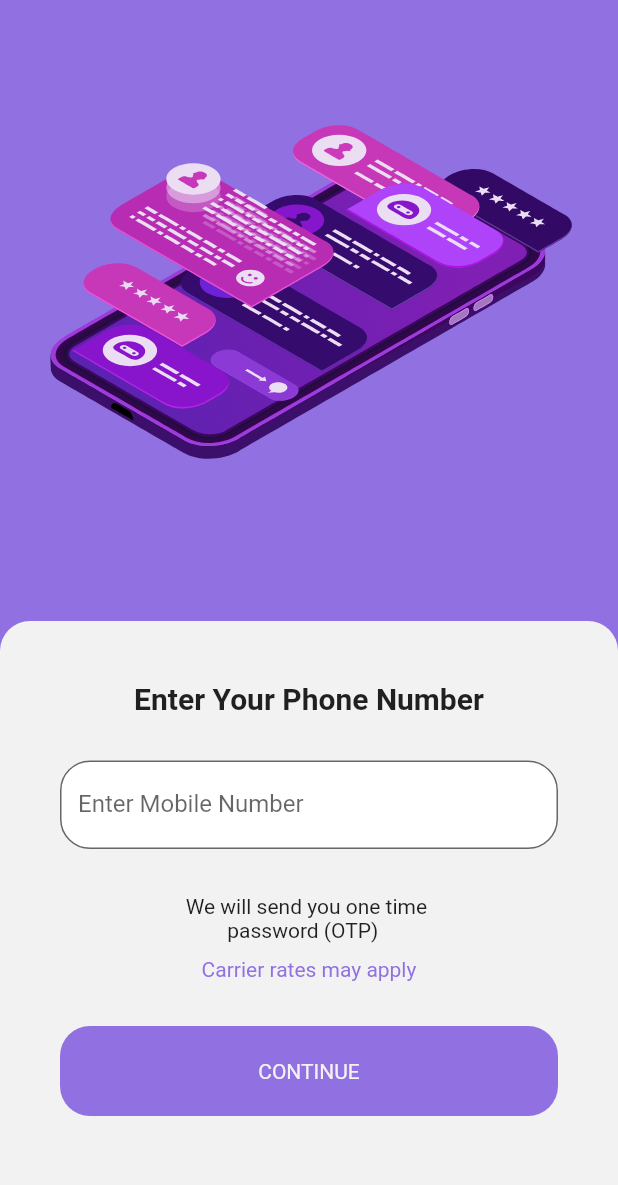
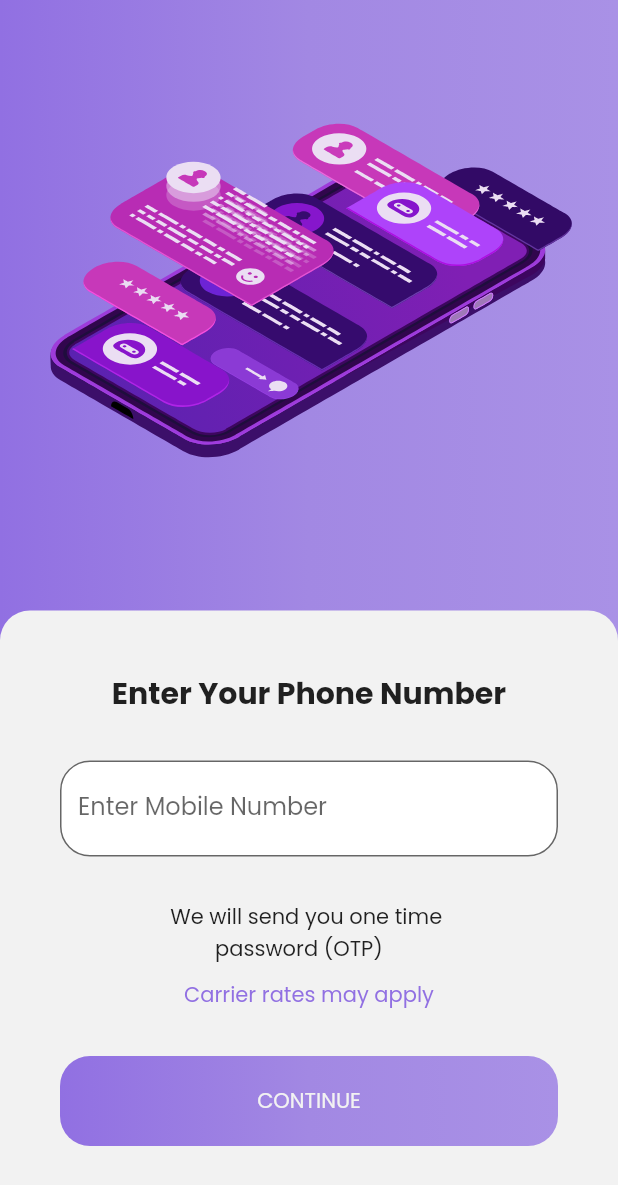
Before and after one commit to aslahmogral/wingman_machinetest, a Flutter app: the screen it shows after launch, on a phone screen of 412 x 824 dp. Shown: the top 1185 px of the screen. Run offline on Flutter 3.47's test engine with Material 2 defaults, Android fonts, the phone set to English and light mode, and no system bars; our stand-ins replace flutter_otp_text_field, google_fonts, lottie.

Commit message:
refined some code

```diff
--- a/lib/components/button.dart
+++ b/lib/components/button.dart
@@ -1,4 +1,5 @@
 import 'package:flutter/material.dart';
+import 'package:wingman_machinetest/utils/apptheme.dart';
 import 'package:wingman_machinetest/utils/colors.dart';
 
 class WButton extends StatefulWidget {
@@ -6,8 +7,9 @@ class WButton extends StatefulWidget {
   final String label;
   final Color? buttonColor;
   final Color? textColor;
+  final bool gradient;
   const WButton(
-      {super.key, this.onPressed, required this.label, this.buttonColor, this.textColor});
+      {super.key, this.onPressed, required this.label, this.buttonColor, this.textColor, required this.gradient});
 
   @override
   State<WButton> createState() => W_ButtonState();
@@ -20,7 +22,8 @@ class W_ButtonState extends State<WButton> {
         onTap: widget.onPressed,
         child: Container(
           decoration: BoxDecoration(
-              color:widget.buttonColor ?? WColors.primaryColor,
+            gradient:widget.gradient ? WTheme.primaryGradient : null,
+              color:widget.gradient? null : widget.buttonColor ?? WColors.primaryColor,
               borderRadius: BorderRadius.circular(20)),
           height: 60,
           width: MediaQuery.of(context).size.width,
--- a/lib/main.dart
+++ b/lib/main.dart
@@ -1,5 +1,7 @@
 import 'package:flutter/material.dart';
 import 'package:wingman_machinetest/screens/enter_mobile_number_screen.dart';
+import 'package:google_fonts/google_fonts.dart';
+
 
 void main() {
   runApp(const MyApp());
@@ -23,15 +25,12 @@ class MyApp extends StatelessWidget {
         // or simply save your changes to "hot reload" in a Flutter IDE).
         // Notice that the counter didn't reset back to zero; the application
         // is not restarted.
+        fontFamily: GoogleFonts.poppins().fontFamily,
        colorScheme: ColorScheme.fromSwatch().copyWith(
 
-      // primary: const Colors.yellow[700],
-      // secondary: const Colors.yellow.shade700,
-
-      // or from RGB
 
       primary: const Color(0xff9170e2),
-      // secondary: const Color(0xFFFFC107),
+
 
     ),
       ),
--- a/lib/screens/enter_mobile_number_screen.dart
+++ b/lib/screens/enter_mobile_number_screen.dart
@@ -8,7 +8,6 @@ import 'package:wingman_machinetest/screens/enter_otp_screen.dart';
 import 'package:http/http.dart' as http;
 import 'package:wingman_machinetest/utils/apptheme.dart';
 import 'package:wingman_machinetest/utils/colors.dart';
-import 'package:wingman_machinetest/utils/dimens.dart';
 import 'package:lottie/lottie.dart';
 
 class EnterMobileNumberScreen extends StatefulWidget {
@@ -22,7 +21,7 @@ class EnterMobileNumberScreen extends StatefulWidget {
 class _EnterMobileNumberScreenState extends State<EnterMobileNumberScreen> {
   final mobileController = TextEditingController();
   final _formKey = GlobalKey<FormState>();
-  bool _keyboardVisible = false;
+  String mobileNumber = '';
 
   PostNumber() async {
     // print(mobileController.text);
@@ -35,12 +34,15 @@ class _EnterMobileNumberScreenState extends State<EnterMobileNumberScreen> {
       var result = json.decode(response.body);
       print(result);
       print(result['request_id']);
-      // print('request id :${}');
       Navigator.push(
           context,
           MaterialPageRoute(
-              builder: (context) => EnterOtpScreen(mobileNumber: mobileController.text,
+              builder: (context) => EnterOtpScreen(
+                    returnMobileNumber: (value) {
+                      mobileNumber = value;
+                    },
                     requestId: result['request_id'],
+                    mobileNumber: mobileController.text,
                   )));
     } catch (e) {
       print(e);
@@ -49,28 +51,32 @@ class _EnterMobileNumberScreenState extends State<EnterMobileNumberScreen> {
 
   @override
   Widget build(BuildContext context) {
-    _keyboardVisible = MediaQuery.of(context).viewInsets.bottom != 0;
     return Scaffold(
-        body: Container(
-      color: WColors.primaryColor,
+        body: GestureDetector(
+          onTap: () => FocusManager.instance.primaryFocus!.unfocus(),
+          child: Container(
+            decoration: BoxDecoration(gradient: WTheme.primaryGradient),
+
+              // color: WColors.primaryColor,
               child: Column(
           children: [
             Expanded(
               child: Container(
                 child: Center(
+                  child: SingleChildScrollView(
                     child: Column(
                       mainAxisSize: MainAxisSize.min,
                       children: [
-                    _keyboardVisible
-                        ? SizedBox()
-                        : Column(
+                        Column(
                                 children: [
-
-
-                              Lottie.asset('animation/mobilenumber.json',)
+                                  Lottie.asset(
+                                    'animation/mobilenumber.json',
+                                    // height: 300
+                                  )
                                 ],
                               ),
                       ],
+                    ),
                   ),
                 ),
               ),
@@ -81,9 +87,13 @@ class _EnterMobileNumberScreenState extends State<EnterMobileNumberScreen> {
                 child: Column(
                   mainAxisSize: MainAxisSize.min,
                   children: [
-                  Text('Enter Your Phone Number',style: WTheme.primaryHeaderStyle,),
+
+                    Text(
+                      'Enter Your Phone Number',
+                      style: WTheme.primaryHeaderStyle,
+                    ),
                     SizedBox(
-                    height:30,
+                      height: 30,
                     ),
                     WTextFormField(
                       hintText: '+91 India',
@@ -92,26 +102,34 @@ class _EnterMobileNumberScreenState extends State<EnterMobileNumberScreen> {
                       textInputType: TextInputType.phone,
                     ),
                     SizedBox(
-                    height:30,
+                      height: 30,
                     ),
-                  Text('We will send you one time \n\t\t\t\t\t\t\t password (OTP)'),
+                    Text(
+                        'We will send you one time \n\t\t\t\t\t\t\t password (OTP)'),
                     SizedBox(
                       height: 10,
                     ),
-                  Text('Carrier rates may apply',style: TextStyle(color: WColors.primaryColor),),
+                    Text(
+                      'Carrier rates may apply',
+                      style: TextStyle(color: WColors.primaryColor),
+                    ),
                     SizedBox(
                       height: 30,
                     ),
                     WButton(
+                      gradient: true,
                       label: 'CONTINUE',
                       onPressed: PostNumber,
                     ),
-                  SizedBox(height: 40,)
+                    SizedBox(
+                      height: 20,
+                    )
                   ],
                 ),
               ),
             )
           ],
+              ),
             ),
         )
 
--- a/lib/utils/apptheme.dart
+++ b/lib/utils/apptheme.dart
@@ -1,12 +1,21 @@
 import 'package:flutter/material.dart';
+import 'package:wingman_machinetest/utils/colors.dart';
 
 class WTheme {
   static LinearGradient get primaryGradient {
     return LinearGradient(
-        colors: [], begin: Alignment.centerLeft, end: Alignment.centerRight);
+        colors: [
+          WColors.primaryColor,
+          Color.fromARGB(255, 162, 136, 227),
+          Color.fromARGB(255, 169, 145, 230),
+        ], begin: Alignment.centerLeft, end: Alignment.centerRight);
   }
 
   static TextStyle get primaryHeaderStyle {
     return TextStyle(fontSize: 20,fontWeight: FontWeight.bold);
   }
+
+  static TextStyle get primaryHeaderStyle2 {
+    return TextStyle(fontSize: 26,fontWeight: FontWeight.bold);
+  }
 }
--- a/pubspec.yaml
+++ b/pubspec.yaml
@@ -38,6 +38,7 @@ dependencies:
   http: ^0.13.5
   lottie: ^2.3.1
   flutter_otp_text_field: ^1.1.1
+  google_fonts: ^4.0.3
 
 dev_dependencies:
   flutter_test:
```
Also changed, not shown: lib/screens/enter_otp_screen.dart (+31 -12 lines), lib/screens/new_user_screen.dart (+11 -26 lines), pubspec.lock, 1 other file. Lines whose indentation alone changed are shown as unchanged.
